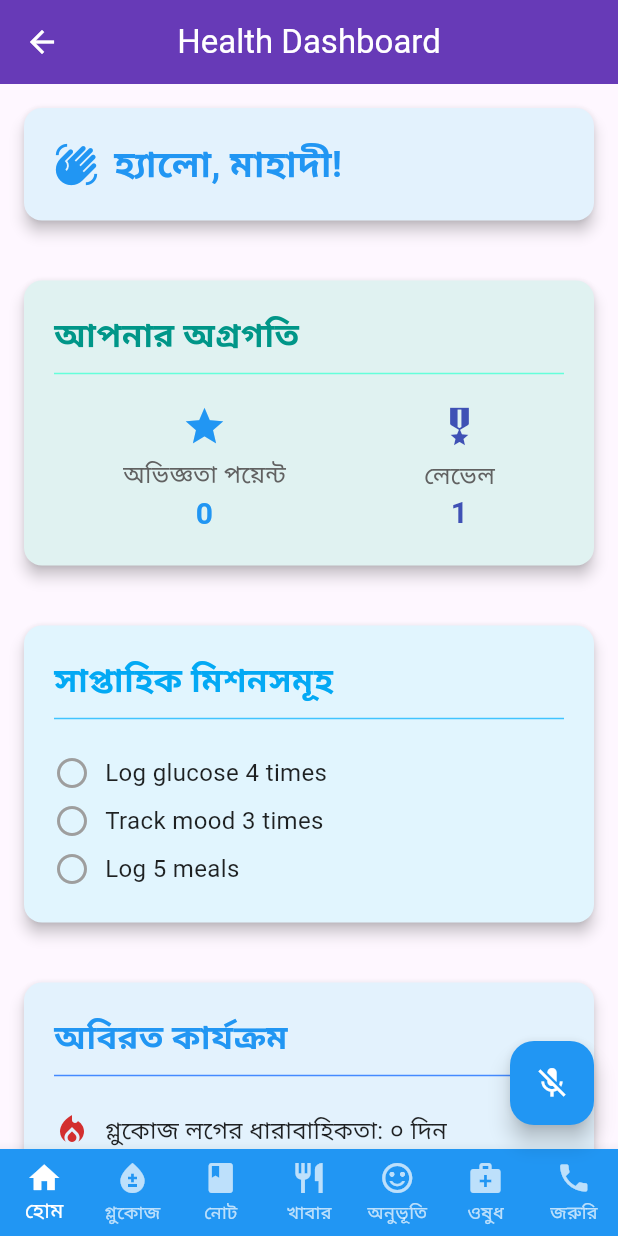
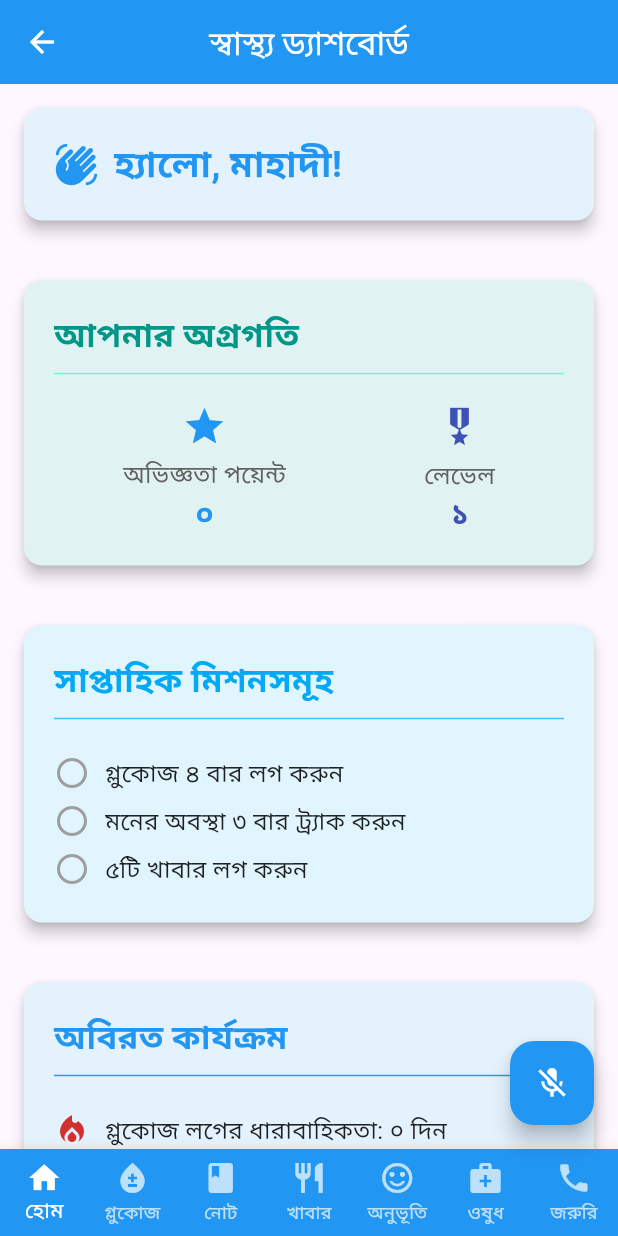
Before and after one commit to MahadiAhmed0/SugarVoice, a Flutter app: the HomePage screen opened directly, on a phone screen of 412 x 824 dp. Run offline on Flutter 3.47's test engine with Material 3 defaults, Android fonts, the phone set to English and light mode, and no system bars; our stand-ins replace firebase_auth, firebase_core, flutter_gemini, flutter_tts, shared_preferences, speech_to_text; missing offline and left inert: flutter_phone_direct_caller; accounts and stored records are empty.

Commit message:
health, mood, glucose, journal, food bangla and color fixed

```diff
--- a/application_for_diabetic_patients/lib/BanglaUI/updated_Homepage_bangla.dart
+++ b/application_for_diabetic_patients/lib/BanglaUI/updated_Homepage_bangla.dart
@@ -9,7 +9,7 @@ import 'dart:convert'; // Required for JSON encoding/decoding
 import 'package:intl/intl.dart'; // Required for date formatting
 import 'package:speech_to_text/speech_recognition_result.dart'; // Required for speech recognition
 import 'package:flutter_tts/flutter_tts.dart'; // Import flutter_tts
-
+import 'package:http/http.dart' as http;
 // Import the other tracking pages and their models
 import '/BanglaUI/glucose_input_bangla.dart';
 import '/BanglaUI/journal_entry_bangla.dart';
@@ -22,6 +22,27 @@ import '/BanglaUI/updated_achievement_manager_bangla.dart';
 import '/BanglaUI/updated_mission_manager_bangla.dart';
 import '/BanglaUI/updated_streak_manager_bangla.dart';
 import '/BanglaUI/xp_tracker_bangla.dart';
+
+
+Future<void> sendTextToTTS(String text) async {
+  final uri = Uri.parse("https://sugarvoice-backend.onrender.com/api/tts");
+  final headers = {"Content-Type": "application/json"};
+  final body = jsonEncode({
+    "text": text,
+    "format": "mp3"
+  });
+
+  try {
+    final response = await http.post(uri, headers: headers, body: body);
+    if (response.statusCode == 200) {
+      print("TTS API Success: ${response.body}");
+    } else {
+      print("TTS API Error: ${response.statusCode}, ${response.body}");
+    }
+  } catch (e) {
+    print("TTS API Exception: $e");
+  }
+}
 
 // Re-defining models here for clarity and to ensure consistency with homepage parsing.
 // Ideally, these would be in a separate `models.dart` file for reusability.
@@ -302,13 +323,13 @@ class BanglaHomePageApp extends StatelessWidget {
   @override
   Widget build(BuildContext context) {
     return MaterialApp(
-      title: 'Health Dashboard',
+      title: 'স্বাস্থ্য ড্যাশবোর্ড',
       debugShowCheckedModeBanner: false, // Removes the debug banner
       theme: ThemeData(
         primarySwatch: Colors.blue, // Changed to blue from deepPurple
         visualDensity: VisualDensity.adaptivePlatformDensity,
         appBarTheme: const AppBarTheme(
-          backgroundColor: Color(0xFF1976D2), // Darker blue
+          backgroundColor: Colors.blue, // Darker blue
           foregroundColor: Colors.white,
           elevation: 4,
         ),
@@ -437,7 +458,7 @@ class _HomePageState extends State<HomePage> {
   }
 
   void _startListening() async {
-    await _speechService.startListening(_onSpeechResult, localeId: 'en_US'); // Change locale as needed
+    await _speechService.startListening(_onSpeechResult, lang: 'bn'); // Change locale as needed
     setState(() {
       _confidenceLevel = 0;
       _geminiResponse = "";
@@ -471,7 +492,7 @@ class _HomePageState extends State<HomePage> {
     if (!_isListeningForMedico &&
         (recognizedWords.contains('medico') ||
             recognizedWords.contains('medical') ||
-            recognizedWords.contains('mediko'))) {
+            recognizedWords.contains('mediko') || recognizedWords.contains('মেডিকো') )) {
       setState(() {
         _isListeningForMedico = true;
         _geminiResponse = "আমি আপনার স্বাস্থ্য প্রশ্ন শোনার অপেক্ষা করছি...";
@@ -490,11 +511,11 @@ class _HomePageState extends State<HomePage> {
 
     // Only process commands if the speech has sufficient confidence and we're not in Medico mode
     if (_confidenceLevel > 0.7 && !_isListeningForMedico) {
-      if (recognizedWords.contains('glucose') || recognizedWords.contains('sugar')) {
+      if (recognizedWords.contains('গ্লুকোজ') || recognizedWords.contains('চিনি')) {
         _handleGlucoseCommand(recognizedWords);
-      } else if (recognizedWords.contains('mood') || recognizedWords.contains('feeling')) {
+      } else if (recognizedWords.contains('মুড') || recognizedWords.contains('মেজাজ')) {
         _handleMoodCommand(recognizedWords);
-      } else if (recognizedWords.contains('meal') || recognizedWords.contains('food') || recognizedWords.contains('ate')) {
+      } else if (recognizedWords.contains('খাবার') || recognizedWords.contains('খেয়েছি') || recognizedWords.contains('খাদ্য')) {
         _handleMealCommand(recognizedWords);
       }
     }
@@ -520,7 +541,7 @@ class _HomePageState extends State<HomePage> {
     } else if (recognizedWords.contains('medical')) {
       query = recognizedWords.split('medical').last.trim();
     } else if (recognizedWords.contains('mediko')) {
-      query = recognizedWords.split('mediko').last.trim();
+      query = recognizedWords.split('মেডিকো').last.trim();
     }
 
     if (query.isEmpty) {
@@ -535,6 +556,7 @@ class _HomePageState extends State<HomePage> {
     setState(() {
       _geminiResponse = response;
     });
+    await sendTextToTTS(response);
   }
 
   void _handleGlucoseCommand(String recognizedWords) async {
@@ -567,10 +589,19 @@ class _HomePageState extends State<HomePage> {
     final todayFormatted = DateFormat('yyyy-MM-dd').format(today);
     final glucoseLogsToday = allGlucoseEntries.where((entry) => DateFormat('yyyy-MM-dd').format(DateTime.parse(entry.timestamp)) == todayFormatted).length;
 
+    int parseBanglaNumber(String input) {
+  const banglaDigits = {
+    '০': '0', '১': '1', '২': '2', '৩': '3', '৪': '4',
+    '৫': '5', '৬': '6', '৭': '7', '৮': '8', '৯': '9'
+  };
+  String converted = input.split('').map((e) => banglaDigits[e] ?? e).join();
+  return int.parse(converted.replaceAll(RegExp(r'[^0-9]'), ''));
+}
+
 for (int i = 0; i < _weeklyMissions.length; i++) {
-      if (_weeklyMissions[i].contains('Log glucose') && glucoseLogsToday >= int.parse(_weeklyMissions[i].replaceAll(RegExp(r'[^0-9]'), ''))) {
+  if (_weeklyMissions[i].contains('গ্লুকোজ লগ') && glucoseLogsToday >= parseBanglaNumber(_weeklyMissions[i])) {
     await MissionManager.complete(i);
-        await AchievementManager.unlock('Glucose Logger'); // Example achievement
+    await AchievementManager.unlock('গ্লুকোজ লগার'); // উদাহরণ অর্জন
   }
 }
 
@@ -639,10 +670,19 @@ class _HomePageState extends State<HomePage> {
       final todayFormatted = DateFormat('yyyy-MM-dd').format(today);
       final moodLogsToday = allMoodEntries.where((entry) => DateFormat('yyyy-MM-dd').format(DateTime.parse(entry.timestamp)) == todayFormatted).length;
 
+      int parseBanglaNumber(String input) {
+  const banglaDigits = {
+    '০': '0', '১': '1', '২': '2', '৩': '3', '৪': '4',
+    '৫': '5', '৬': '6', '৭': '7', '৮': '8', '৯': '9'
+  };
+  String converted = input.split('').map((e) => banglaDigits[e] ?? e).join();
+  return int.parse(converted.replaceAll(RegExp(r'[^0-9]'), ''));
+}
+
 for (int i = 0; i < _weeklyMissions.length; i++) {
-        if (_weeklyMissions[i].contains('Track mood') && moodLogsToday >= int.parse(_weeklyMissions[i].replaceAll(RegExp(r'[^0-9]'), ''))) {
+  if (_weeklyMissions[i].contains('মনের অবস্থা ট্র্যাক') && moodLogsToday >= parseBanglaNumber(_weeklyMissions[i])) {
     await MissionManager.complete(i);
-          await AchievementManager.unlock('Mood Tracker'); // Example achievement
+    await AchievementManager.unlock('মুড ট্র্যাকার'); // উদাহরণ অর্জন
   }
 }
 
@@ -705,10 +745,19 @@ class _HomePageState extends State<HomePage> {
       final todayFormatted = DateFormat('yyyy-MM-dd').format(today);
       final mealLogsToday = allMealEntries.where((entry) => DateFormat('yyyy-MM-dd').format(DateTime.parse(entry.timestamp)) == todayFormatted).length;
 
+      int parseBanglaNumber(String input) {
+  const banglaDigits = {
+    '০': '0', '১': '1', '২': '2', '৩': '3', '৪': '4',
+    '৫': '5', '৬': '6', '৭': '7', '৮': '8', '৯': '9'
+  };
+  String converted = input.split('').map((e) => banglaDigits[e] ?? e).join();
+  return int.parse(converted.replaceAll(RegExp(r'[^0-9]'), ''));
+}
+
 for (int i = 0; i < _weeklyMissions.length; i++) {
-        if (_weeklyMissions[i].contains('Log meals') && mealLogsToday >= int.parse(_weeklyMissions[i].replaceAll(RegExp(r'[^0-9]'), ''))) {
+  if (_weeklyMissions[i].contains('খাবার লগ') && mealLogsToday >= parseBanglaNumber(_weeklyMissions[i])) {
     await MissionManager.complete(i);
-          await AchievementManager.unlock('Food Journaler'); // Example achievement
+    await AchievementManager.unlock('ফুড জার্নেলার'); // উদাহরণ অর্জন
   }
 }
 
@@ -968,9 +1017,9 @@ class _HomePageState extends State<HomePage> {
           const SizedBox(height: 20),
 
           // Mood Entries Section
-          _buildSectionTitle('Recent Moods'),
+          _buildSectionTitle('সাম্প্রতিক মনের অবস্থা'),
           _recentMoodEntries.isEmpty
-              ? _buildNoRecordsMessage('No mood entries in the last 3 days.')
+              ? _buildNoRecordsMessage('গত ৩ দিনে কোনো অনুভূতির রেকর্ড নেই।')
               : ListView.builder(
                   shrinkWrap: true,
                   physics: const NeverScrollableScrollPhysics(),
@@ -1004,9 +1053,9 @@ class _HomePageState extends State<HomePage> {
           const SizedBox(height: 20),
 
           // Meal Entries Section
-          _buildSectionTitle('Recent Meals'),
+          _buildSectionTitle('সাম্প্রতিক খাবারের তালিকা'),
           _recentMealEntries.isEmpty
-              ? _buildNoRecordsMessage('No meal entries in the last 3 days.')
+              ? _buildNoRecordsMessage('গত ৩ দিনে কোনো খাবারের এন্ট্রি নেই।')
               : ListView.builder(
                   shrinkWrap: true,
                   physics: const NeverScrollableScrollPhysics(),
@@ -1022,13 +1071,13 @@ class _HomePageState extends State<HomePage> {
                           crossAxisAlignment: CrossAxisAlignment.start,
                           children: [
                             Text(
-                              'Meal: ${entry.mealDescription}',
+                              'খাবার: ${entry.mealDescription}',
                               style: const TextStyle(
                                   fontSize: 18, fontWeight: FontWeight.bold, color: Colors.teal),
                             ),
                             const SizedBox(height: 4),
                             Text(
-                              'Recorded: ${entry.formattedTimestamp}',
+                              'সংরক্ষিত: ${entry.formattedTimestamp}',
                               style: TextStyle(fontSize: 14, color: Colors.grey[700]),
                             ),
                           ],
@@ -1040,9 +1089,9 @@ class _HomePageState extends State<HomePage> {
           const SizedBox(height: 20),
 
           // Glucose Entries Section
-          _buildSectionTitle('Recent Glucose Readings'),
+          _buildSectionTitle('সাম্প্রতিক গ্লুকোজ পরিমাপ'),
 _recentGlucoseEntries.isEmpty
-              ? _buildNoRecordsMessage('No glucose entries in the last 3 days.')
+    ? _buildNoRecordsMessage('গত ৩ দিনে গ্লুকোজ পরিমাপ নেই।')
     : ListView.builder(
         shrinkWrap: true,
         physics: const NeverScrollableScrollPhysics(),
@@ -1058,7 +1107,7 @@ class _HomePageState extends State<HomePage> {
                 crossAxisAlignment: CrossAxisAlignment.start,
                 children: [
                   Text(
-                              'Glucose: ${entry.glucoseValue} mg/dL',
+                    'গ্লুকোজ: ${entry.glucoseValue} mg/dL',
                     style: TextStyle(
                         fontSize: 20,
                         fontWeight: FontWeight.bold,
@@ -1066,7 +1115,7 @@ class _HomePageState extends State<HomePage> {
                   ),
                   const SizedBox(height: 4),
                   Text(
-                              'Recorded: ${entry.formattedTimestamp}',
+                    'রেকর্ড করা হয়েছে: ${entry.formattedTimestamp}',
                     style: const TextStyle(
                         fontSize: 14,
                         fontStyle: FontStyle.italic,
@@ -1081,9 +1130,9 @@ class _HomePageState extends State<HomePage> {
           const SizedBox(height: 20),
 
           // --- Medicine Reminder Section ---
-          _buildSectionTitle('Upcoming Medicine Reminders'),
+          _buildSectionTitle('আসন্ন ওষুধ গ্রহণের স্মরণিকার সময়সূচি'),
           _upcomingMedicineSchedules.isEmpty
-              ? _buildNoRecordsMessage('No upcoming medicine reminders.')
+              ? _buildNoRecordsMessage('কোনো আসন্ন ওষুধের রিমাইন্ডার নেই।')
               : ListView.builder(
                   shrinkWrap: true,
                   physics: const NeverScrollableScrollPhysics(),
@@ -1103,7 +1152,7 @@ class _HomePageState extends State<HomePage> {
                               style: const TextStyle(
                                   fontSize: 18,
                                   fontWeight: FontWeight.bold,
-                                  color: Colors.purple),
+                                  color: Color.fromARGB(255, 39, 60, 176)),
                             ),
                             const SizedBox(height: 4),
                             Text(
@@ -1123,9 +1172,9 @@ class _HomePageState extends State<HomePage> {
           const SizedBox(height: 20),
 
           // --- Recent Medicine Logs Section ---
-          _buildSectionTitle('Recent Medicine Logs'),
+          _buildSectionTitle('সাম্প্রতিক ওষুধের লগসমূহ'),
           _recentMedicineLogs.isEmpty
-              ? _buildNoRecordsMessage('No recent medicine logs.')
+              ? _buildNoRecordsMessage('কোনো সাম্প্রতিক ওষুধের লগ নেই।')
               : ListView.builder(
                   shrinkWrap: true,
                   physics: const NeverScrollableScrollPhysics(),
@@ -1145,7 +1194,7 @@ class _HomePageState extends State<HomePage> {
                               style: const TextStyle(
                                   fontSize: 18,
                                   fontWeight: FontWeight.bold,
-                                  color: Colors.purple),
+                                  color: Color.fromARGB(255, 48, 39, 176)),
                             ),
                             const SizedBox(height: 4),
                             Text(
@@ -1170,8 +1219,13 @@ class _HomePageState extends State<HomePage> {
   }
 
   // New Widget: Gamification Summary
-  Widget _buildGamificationSummary() {
-    return  Card(
+  Widget _buildGamificationSummary() {String convertToBanglaNumber(int number) {
+  const banglaDigits = ['০', '১', '২', '৩', '৪', '৫', '৬', '৭', '৮', '৯'];
+  return number.toString().split('').map((digit) {
+    return banglaDigits[int.parse(digit)];
+  }).join('');
+}
+   return Card(
   elevation: 4,
   margin: const EdgeInsets.only(bottom: 20),
   color: Colors.teal.shade50, // Teal background
@@ -1195,13 +1249,13 @@ class _HomePageState extends State<HomePage> {
           children: [
             _buildProgressItem(
               'অভিজ্ঞতা পয়েন্ট',
-                        _currentXP.toString(),
+              convertToBanglaNumber(_currentXP), // Convert to Bangla number
               Icons.star,
               Colors.blue, // Changed to blue
             ),
             _buildProgressItem(
               'লেভেল',
-                        _currentLevel.toString(),
+              convertToBanglaNumber(_currentLevel), // Convert to Bangla number
               Icons.military_tech,
               Colors.indigo,
             ),
@@ -1408,9 +1462,9 @@ class _HomePageState extends State<HomePage> {
   Widget build(BuildContext context) {
     return Scaffold(
       appBar: AppBar(
-        title: const Text('Health Dashboard'),
+        title: const Text('স্বাস্থ্য ড্যাশবোর্ড'),
         centerTitle: true,
-        backgroundColor: Colors.deepPurple,
+        backgroundColor: Colors.blue,
         foregroundColor: Colors.white,
       ),
       body: Stack(
@@ -1453,7 +1507,7 @@ class _HomePageState extends State<HomePage> {
               right: 0,
               child: Container(
                 padding: const EdgeInsets.all(16),
-                color: Colors.green.withOpacity(0.7),
+                color: const Color.fromARGB(255, 76, 139, 175).withOpacity(0.7),
                 child: Column(
                   children: [
                     const Text(
@@ -1485,7 +1539,7 @@ class _HomePageState extends State<HomePage> {
                 child: Container(
                   padding: const EdgeInsets.all(16),
                   decoration: BoxDecoration(
-                    color: Colors.deepPurple.withOpacity(0.8),
+                    color: const Color.fromARGB(255, 41, 8, 189).withOpacity(0.8),
                     borderRadius: BorderRadius.circular(20),
                   ),
                   child: const Text(
--- a/application_for_diabetic_patients/lib/BanglaUI/updated_mission_manager_bangla.dart
+++ b/application_for_diabetic_patients/lib/BanglaUI/updated_mission_manager_bangla.dart
@@ -4,65 +4,70 @@ import 'package:flutter_tts/flutter_tts.dart';
 import 'package:intl/intl.dart';
 
 class MissionManager {
-  static const _weeklyKey = 'weekly_mission';
-  static const _lastResetKey = 'mission_reset';
+  static const _weeklyKey = 'সাপ্তাহিক_মিশন';         // key বাংলা ব্যবহার করা হলো
+  static const _lastResetKey = 'মিশন_রিসেট_সময়';     // key বাংলা ব্যবহার করা হলো
   static final _missions = [
-    'Log glucose 4 times',
-    'Track mood 3 times',
-    'Log 5 meals'
+    'গ্লুকোজ ৪ বার লগ করুন',
+    'মনের অবস্থা ৩ বার ট্র্যাক করুন',
+    '৫টি খাবার লগ করুন'
   ];
 
+  /// মিশনগুলো নিয়ে আসে, সাপ্তাহিক রিসেট চেক করে
   static Future<List<String>> getMissions() async {
     final prefs = await SharedPreferences.getInstance();
     final lastResetStr = prefs.getString(_lastResetKey);
     final now = DateTime.now();
 
-    // Check if a new week has started since last reset
+    // চেক করুন নতুন সপ্তাহ শুরু হয়েছে কি না শেষ রিসেটের পর থেকে
     if (lastResetStr != null) {
       final lastReset = DateTime.parse(lastResetStr);
-      // Check if it's a new week (e.g., সোমবার and current date is past last reset date's week)
-      // We calculate the number of days until the next সোমবার from lastReset.
-      // If the current day is past that, it's a new week.
+      // হিসাব করুন শেষ রিসেট থেকে পরবর্তী সোমবার কতদিন পরে
       final daysUntilNextFromLastReset = (DateTime.monday - lastReset.weekday + 7) % 7;
       final nextFromLastReset = lastReset.add(Duration(days: daysUntilNextFromLastReset));
 
+      // যদি এখন সময় পরবর্তী সোমবারের পরে হয় এবং আজ সোমবার হয়, তাহলে রিসেট দিন
       if (now.isAfter(nextFromLastReset) && now.weekday == DateTime.monday) {
-        await resetMissions(); // Reset if a new week has truly started
+        await resetMissions(); // নতুন সপ্তাহে মিশন রিসেট
       }
     } else {
-      // If never reset, set initial missions
+      // যদি আগে কখনো রিসেট না করা হয়, তাহলে প্রথমবার রিসেট করুন
       await resetMissions();
     }
     return _missions;
   }
 
+  /// মিশনের স্ট্যাটাস নিয়ে আসে (সম্পন্ন/অসম্পন্ন)
   static Future<List<String>> getMissionStatus() async {
     final prefs = await SharedPreferences.getInstance();
-    // Ensure missions are loaded before getting status
-    await getMissions(); // This ensures _weeklyKey is up-to-date
+    // নিশ্চিত করুন মিশনগুলো লোড হয়েছে স্ট্যাটাস নেওয়ার আগে
+    await getMissions(); // এতে _weeklyKey আপডেট থাকে
     return prefs.getStringList(_weeklyKey) ?? List.filled(_missions.length, '0');
   }
 
+  /// মিশন রিসেট করে, সব মিশনকে অসম্পন্ন ('0') করে সেট করে
   static Future<void> resetMissions() async {
     final prefs = await SharedPreferences.getInstance();
     final now = DateTime.now();
     prefs.setString(_lastResetKey, now.toIso8601String());
-    // Initialize all missions as incomplete ('0')
+    // সব মিশনকে অসম্পন্ন চিহ্নিত করুন
     prefs.setStringList(_weeklyKey, List.filled(_missions.length, '0'));
   }
 
+  /// নির্দিষ্ট মিশন সম্পন্ন হিসেবে চিহ্নিত করে
   static Future<void> complete(int index) async {
     final prefs = await SharedPreferences.getInstance();
     List<String> status = prefs.getStringList(_weeklyKey) ?? List.filled(_missions.length, '0');
     if (index >= 0 && index < status.length && status[index] == '0') {
-      status[index] = '1'; // Mark as completed
+      status[index] = '1'; // সম্পন্ন হিসেবে চিহ্নিত
       prefs.setStringList(_weeklyKey, status);
       _speak("সাপ্তাহিক মিশন সম্পন্ন: ${_missions[index]}");
     }
   }
 
+  /// টেক্সট টু স্পিচ (বাংলায় কথা বলার জন্য)
   static void _speak(String text) async {
     final tts = FlutterTts();
+    await tts.setLanguage("bn-BD"); // বাংলা ভাষা সেট করুন
     await tts.speak(text);
   }
 }
--- a/application_for_diabetic_patients/lib/Updated_Home/Homepage.dart
+++ b/application_for_diabetic_patients/lib/Updated_Home/Homepage.dart
@@ -436,7 +436,7 @@ class _HomePageState extends State<HomePage> {
   }
 
   void _startListening() async {
-    await _speechService.startListening(_onSpeechResult, localeId: 'en_US'); // Change locale as needed
+    await _speechService.startListening(_onSpeechResult, lang: 'en'); // Change locale as needed
     setState(() {
       _confidenceLevel = 0;
       _geminiResponse = "";
--- a/application_for_diabetic_patients/lib/Utils/gemini_service.dart
+++ b/application_for_diabetic_patients/lib/Utils/gemini_service.dart
@@ -15,7 +15,7 @@ class GeminiService {
       3. Keep responses under 3 sentences unless detailed explanation is requested.
       4. Always verify medical facts before responding.
       5. For emergencies, advise contacting a doctor immediately.
-
+      6. If the prompt is in Bangla (বাংলা), reply in Bangla. Otherwise, reply in English.
       Current conversation:""";
 
   GeminiService({required String apiKey})
--- a/application_for_diabetic_patients/lib/Utils/speech_service.dart
+++ b/application_for_diabetic_patients/lib/Utils/speech_service.dart
@@ -12,8 +12,10 @@ class SpeechService {
     _speechEnabled = await _speechToText.initialize();
   }
 
-  Future<void> startListening(void Function(SpeechRecognitionResult result) onResult,
-    {String localeId = 'en/EN'}) async {
+ Future<void> startListening(
+    void Function(SpeechRecognitionResult result) onResult,
+    {String lang = 'en'}) async {
+  String localeId = lang == 'bn' ? 'bn_BD' : 'en_US';
   await _speechToText.listen(onResult: onResult, localeId: localeId);
 }
 
--- a/application_for_diabetic_patients/pubspec.yaml
+++ b/application_for_diabetic_patients/pubspec.yaml
@@ -19,6 +19,7 @@ dependencies:
   flutter_gemini: ^3.0.0
   speech_to_text: ^7.0.0
   flutter_phone_direct_caller: ^2.2.1
+  http: ^0.13.6
 
 dev_dependencies:
   flutter_test:
```
Also changed, not shown: application_for_diabetic_patients/lib/BanglaUI/glucose_input_bangla.dart (+56 -9 lines), application_for_diabetic_patients/lib/BanglaUI/journal_entry_bangla.dart (+6 -10 lines), application_for_diabetic_patients/lib/BanglaUI/meal_tracking_bangla.dart (+6 -10 lines), application_for_diabetic_patients/lib/BanglaUI/mood_tracking_bangla.dart (+8 -10 lines), application_for_diabetic_patients/pubspec.lock. Lines whose indentation alone changed are shown as unchanged.
